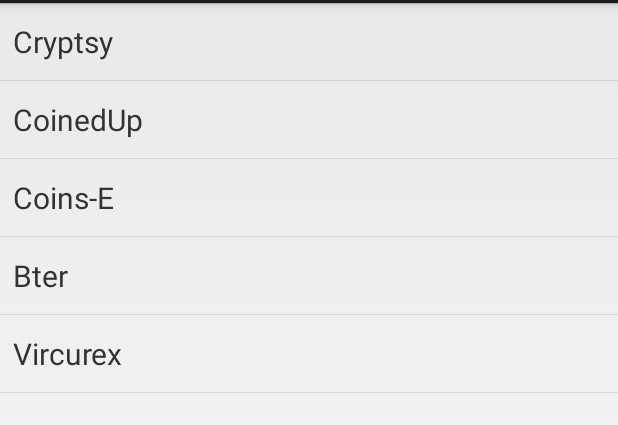
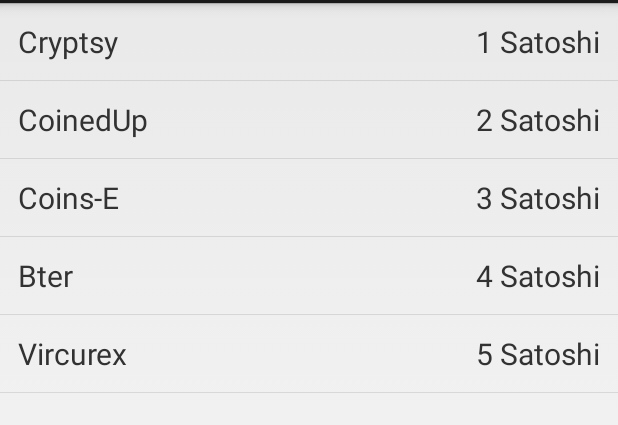
Before and after one commit to christophior/DogecoinTicker, an Android app: the screen it shows after launch (ExchangeList), on a phone screen of 412 x 824 dp, the part 69-494 px from its top. Run offline under Robolectric (Android 15) with nearby library versions, the phone set to English and light mode, and no system bars.

Commit message:
updated exchange menu, made settings work in exchange activity

```diff
--- a/DogecoinTicker/src/main/java/christophior/dogecointicker/dogecointicker/ExchangeArrayAdapter.java
+++ b/DogecoinTicker/src/main/java/christophior/dogecointicker/dogecointicker/ExchangeArrayAdapter.java
@@ -11,11 +11,13 @@
 public class ExchangeArrayAdapter extends ArrayAdapter<String> {
     private final Context context;
     private final String[] values;
+    private final int[] prices;
 
-    public ExchangeArrayAdapter(Context context, String[] values) {
+    public ExchangeArrayAdapter(Context context, String[] values, int[] prices) {
         super(context, R.layout.activity_exchange_list, values);
         this.context = context;
         this.values = values;
+        this.prices = prices;
     }
 
     @Override
@@ -25,9 +27,11 @@
 
         View rowView = inflater.inflate(R.layout.activity_exchange_list, parent, false);
         TextView textView = (TextView) rowView.findViewById(R.id.label);
+        TextView textViewPrice = (TextView) rowView.findViewById(R.id.label_price);
 
 //        ImageView imageView = (ImageView) rowView.findViewById(R.id.logo);
         textView.setText(values[position]);
+        textViewPrice.setText(prices[position] + " Satoshi");
 
         // Change icon based on name
 
--- a/DogecoinTicker/src/main/java/christophior/dogecointicker/dogecointicker/ExchangeList.java
+++ b/DogecoinTicker/src/main/java/christophior/dogecointicker/dogecointicker/ExchangeList.java
@@ -24,7 +24,8 @@
     @Override
     public void onCreate(Bundle savedInstanceState) {
         super.onCreate(savedInstanceState);
-        setListAdapter(new ExchangeArrayAdapter(this, EXCHANGES));
+        int[] prices = {1, 2, 3, 4, 5};
+        setListAdapter(new ExchangeArrayAdapter(this, EXCHANGES, prices));
     }
 
 
@@ -85,7 +86,6 @@
         // as you specify a parent activity in AndroidManifest.xml.
         int id = item.getItemId();
         if (id == R.id.action_settings) {
-            Toast.makeText(this, "settings", Toast.LENGTH_SHORT).show();
             startActivityForResult(new Intent(this, Settings.class), 0);
             return true;
         }
--- a/DogecoinTicker/src/main/java/christophior/dogecointicker/dogecointicker/cryptsy.java
+++ b/DogecoinTicker/src/main/java/christophior/dogecointicker/dogecointicker/cryptsy.java
@@ -79,6 +79,7 @@
         // as you specify a parent activity in AndroidManifest.xml.
         int id = item.getItemId();
         if (id == R.id.action_settings) {
+            startActivityForResult(new Intent(this, Settings.class), 0);
             return true;
         }
         return super.onOptionsItemSelected(item);
--- a/DogecoinTicker/src/main/res/layout/activity_exchange_list.xml
+++ b/DogecoinTicker/src/main/res/layout/activity_exchange_list.xml
@@ -1,7 +1,7 @@
 <?xml version="1.0" encoding="utf-8"?>
-<LinearLayout xmlns:android="http://schemas.android.com/apk/res/android"
-android:layout_width="wrap_content"
-android:layout_height="wrap_content"
+<RelativeLayout xmlns:android="http://schemas.android.com/apk/res/android"
+android:layout_width="fill_parent"
+android:layout_height="fill_parent"
 android:padding="5dp" >
 
 <TextView
@@ -12,7 +12,20 @@
     android:textSize="30px"
     android:paddingTop="10px"
     android:paddingBottom="10px"
-    android:paddingLeft="5px">
+    android:paddingLeft="10px"
+    android:layout_alignParentLeft="true">
 </TextView>
 
-</LinearLayout>
+<TextView
+    android:id="@+id/label_price"
+    android:layout_width="wrap_content"
+    android:layout_height="wrap_content"
+    android:text="@+id/label"
+    android:textSize="30px"
+    android:paddingTop="10px"
+    android:paddingBottom="10px"
+    android:paddingRight="10px"
+    android:layout_alignParentRight="true">
+</TextView>
+
+</RelativeLayout>
```
Also changed, not shown: 2 other files.
